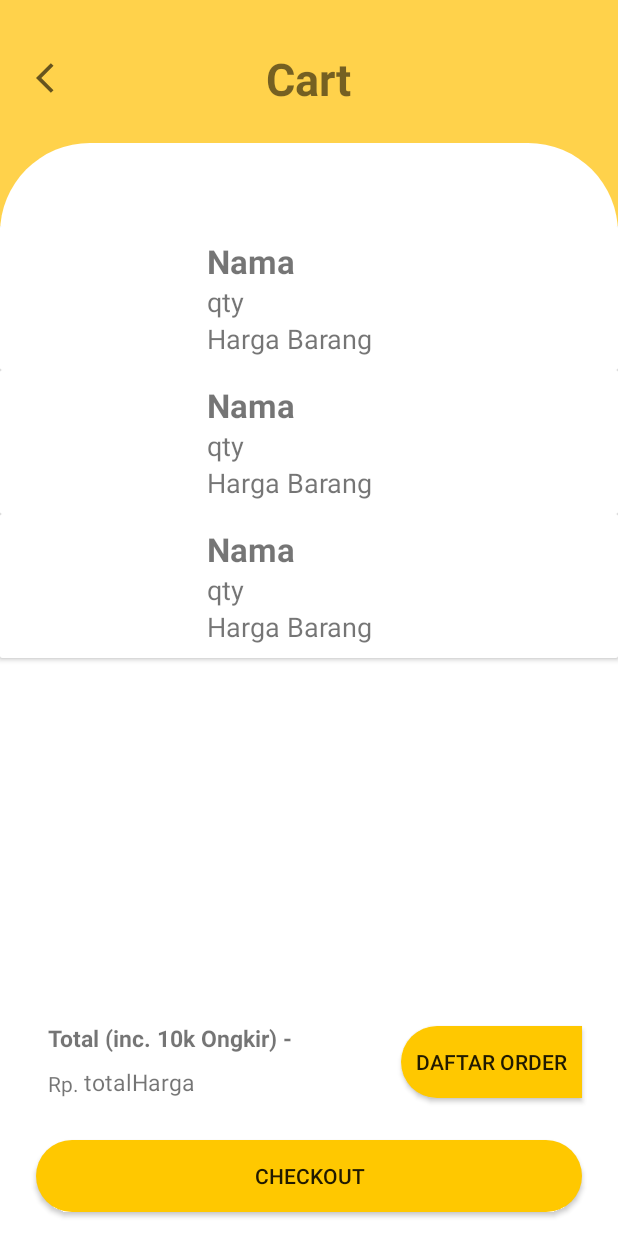
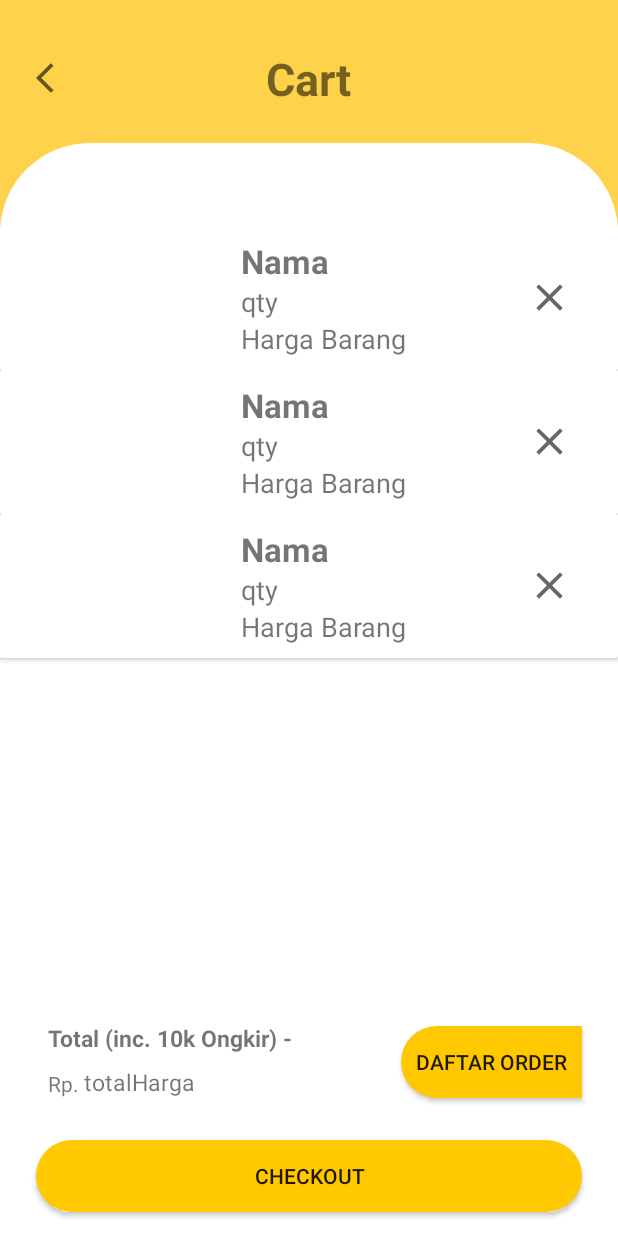
Before and after one commit to 1zuL/LowCaloriFood, an Android app: the layout cart.xml on its own in the app's theme, with its tools: preview values and no code run, on a phone screen of 412 x 824 dp. Run offline under Robolectric (Android 15) with nearby library versions, the phone set to English and light mode, and no system bars; network calls fail.

Commit message:
update desain button

```diff
--- a/app/src/main/java/com/example/lcf/Cart/Model/DataModel2.java
+++ b/app/src/main/java/com/example/lcf/Cart/Model/DataModel2.java
@@ -2,7 +2,7 @@ package com.example.lcf.Cart.Model;
 
 public class DataModel2 {
     private int idproduk,qty,hargaafter;
-    private String namaproduk,gambar;
+    private String namaproduk,gambar,IdAcount;
 
     public int getIdproduk() {
         return idproduk;
@@ -43,4 +43,5 @@ public class DataModel2 {
     public void setGambar(String gambar) {
         this.gambar = gambar;
     }
+
 }
--- a/app/src/main/java/com/example/lcf/KonfirmasiOrder.java
+++ b/app/src/main/java/com/example/lcf/KonfirmasiOrder.java
@@ -79,7 +79,7 @@ public class KonfirmasiOrder extends AppCompatActivity {
                 String sDate = date2.getText().toString();
                 String SidAcount = idakunn.getText().toString();
                 if (!skodeorder.equals("") && !snamapemilik.equals("") && !smetode.equals("") && !sDate.equals("") && !SidAcount.equals("")){
-                    dataCart();
+                    dataOrder();
                 }else{
                     Toast.makeText(KonfirmasiOrder.this,"Ada yang kosong",Toast.LENGTH_SHORT).show();
                 }
@@ -136,7 +136,7 @@ public class KonfirmasiOrder extends AppCompatActivity {
         });
         rq.add(sr);
     }
-    void dataCart() {
+    void dataOrder() {
         RequestQueue rq = Volley.newRequestQueue(this);
         StringRequest sr = new StringRequest(Request.Method.POST, ALAMAT_DATA_KONFORDER, new com.android.volley.Response.Listener<String>() {
             @Override
--- /dev/null
+++ b/app/src/main/res/drawable/ic_baseline_clear_24.xml
@@ -0,0 +1,10 @@
+<vector xmlns:android="http://schemas.android.com/apk/res/android"
+    android:width="24dp"
+    android:height="24dp"
+    android:viewportWidth="24"
+    android:viewportHeight="24"
+    android:tint="?attr/colorControlNormal">
+  <path
+      android:fillColor="@android:color/white"
+      android:pathData="M19,6.41L17.59,5 12,10.59 6.41,5 5,6.41 10.59,12 5,17.59 6.41,19 12,13.41 17.59,19 19,17.59 13.41,12z"/>
+</vector>
--- a/app/src/main/res/layout/list.xml
+++ b/app/src/main/res/layout/list.xml
@@ -1,5 +1,6 @@
 <?xml version="1.0" encoding="utf-8"?>
 <androidx.cardview.widget.CardView xmlns:android="http://schemas.android.com/apk/res/android"
+    xmlns:tools="http://schemas.android.com/tools"
     android:layout_width="match_parent"
     android:layout_height="wrap_content"
     xmlns:app="http://schemas.android.com/apk/res-auto">
@@ -12,10 +13,12 @@
         android:orientation="horizontal"
         android:background="@drawable/backgroundlist"
         android:gravity="center">
+
         <LinearLayout
             android:layout_width="100dp"
             android:layout_height="80dp"
             android:layout_marginRight="30dp">
+
             <ImageView
                 android:id="@+id/gambar"
                 android:layout_width="match_parent"
@@ -23,38 +26,57 @@
 
                 />
         </LinearLayout>
+
         <LinearLayout
-            android:layout_width="match_parent"
+            android:layout_width="wrap_content"
             android:layout_height="wrap_content"
             android:orientation="vertical">
+
             <TextView
                 android:id="@+id/idproduk"
                 android:layout_width="wrap_content"
                 android:layout_height="wrap_content"
                 android:text="Id Laundry"
-                android:visibility="gone"/>
+                android:visibility="gone" />
+
             <TextView
                 android:id="@+id/namaproduk"
                 android:layout_width="wrap_content"
                 android:layout_height="wrap_content"
                 android:text="Nama "
                 android:textSize="22sp"
-                android:textStyle="bold"/>
+                android:textStyle="bold" />
+
             <TextView
                 android:id="@+id/qty"
                 android:layout_width="wrap_content"
                 android:layout_height="wrap_content"
+                android:maxLines="2"
                 android:text="qty"
-                android:textSize="18sp"
-                android:maxLines="2"
-                />
+                android:textSize="18sp" />
+
             <TextView
                 android:id="@+id/hargaafter"
                 android:layout_width="wrap_content"
                 android:layout_height="wrap_content"
                 android:text="Harga Barang"
-                android:textSize="18sp"
-                />
+                android:textSize="18sp" />
+
+        </LinearLayout>
+
+        <LinearLayout
+            android:layout_width="wrap_content"
+            android:layout_height="wrap_content"
+            android:layout_marginLeft="80dp"
+            android:gravity="right"
+            android:orientation="vertical">
+
+            <Button
+                android:id="@+id/DeleteCart"
+                android:layout_width="30dp"
+                android:layout_height="30dp"
+                android:layout_gravity="right"
+                android:background="@drawable/ic_baseline_clear_24" />
         </LinearLayout>
     </LinearLayout>
 </androidx.cardview.widget.CardView>
```
Also changed, not shown: app/src/main/java/com/example/lcf/Cart/Adapter/AdapterData2.java (+85 -2 lines), app/src/main/java/com/example/lcf/Cart/Cart.java (+6 -2 lines).
